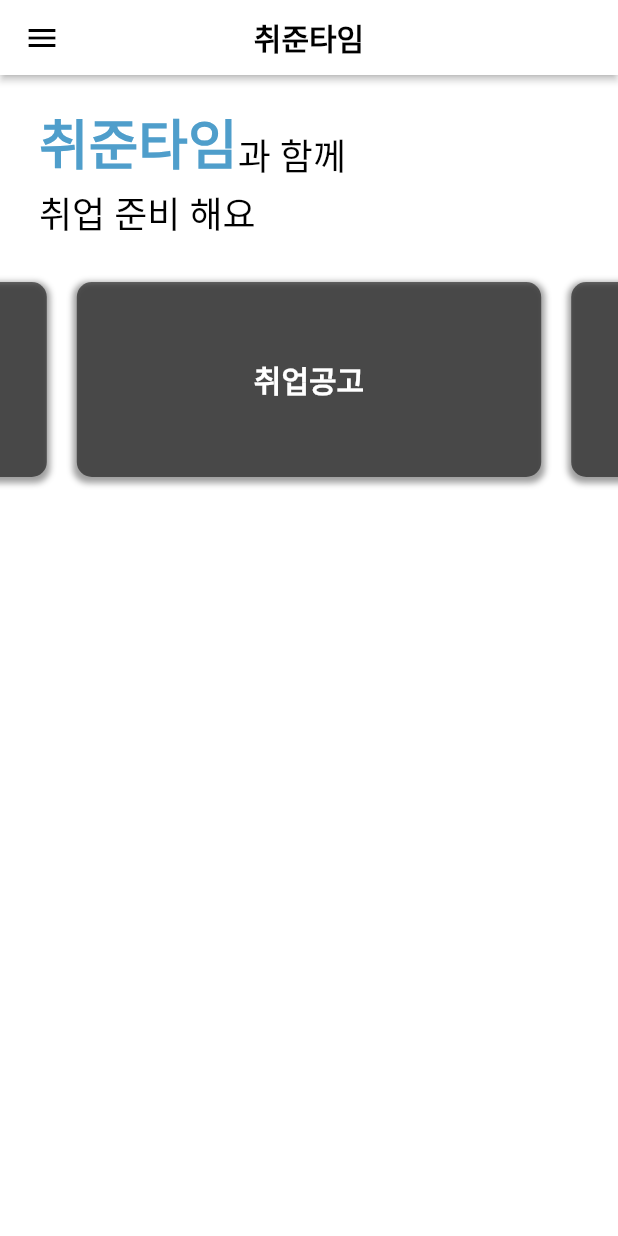
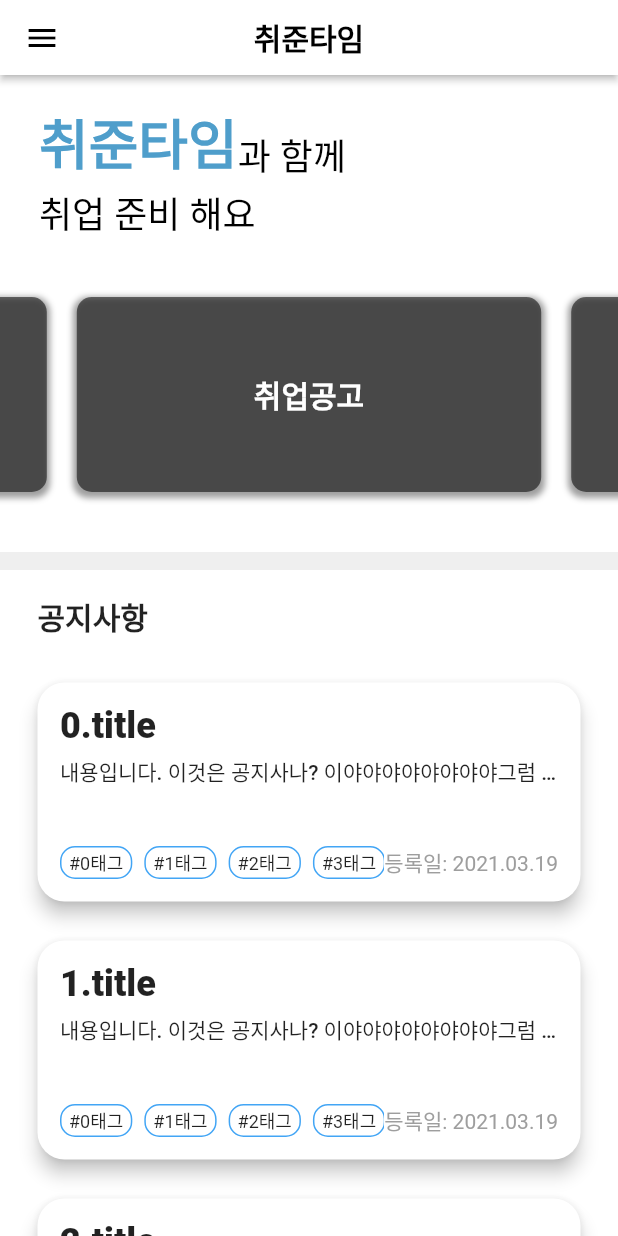
Before and after one commit to ansuvin/StudyingFlutter, a Flutter app: the screen it shows after launch, on a phone screen of 412 x 824 dp. Run offline on Flutter 3.47's test engine with Material 2 defaults, Android fonts, the phone set to English and light mode, and no system bars; drawn by our look-alikes of carousel_slider; our stand-ins replace fluttertoast, geolocator, google_maps_flutter.

Commit message:
[ADD] Notice List

```diff
--- a/Pra09/flutter_app/lib/main.dart
+++ b/Pra09/flutter_app/lib/main.dart
@@ -39,6 +39,20 @@ class _MyHomePageState extends State<MyHomePage> {
     SliderCard(title: "호잇", image: "images/loco.jpg", route: "/"),
   ];
 
+  List<Notification> notiList = [];
+
+  initNotiList() {
+    for(int i=0;i<10;i++) {
+      notiList.add(Notification("${i}.title", "내용입니다", "2021.03.19", List.generate(6, (index) => "${index}태그")));
+    }
+  }
+
+  @override
+  void initState() {
+    super.initState();
+    initNotiList();
+  }
+
   @override
   Widget build(BuildContext context) {
     return Scaffold(
@@ -47,6 +61,7 @@ class _MyHomePageState extends State<MyHomePage> {
       body: Container(
         color: Colors.white,
         child: Column(
+          crossAxisAlignment: CrossAxisAlignment.start,
           children: [
             Padding(
               padding: const EdgeInsets.fromLTRB(26, 18, 26, 18),
@@ -72,7 +87,9 @@ class _MyHomePageState extends State<MyHomePage> {
                       )
                     ],
                   ),
-                  SizedBox(height: 3,),
+                  SizedBox(
+                    height: 3,
+                  ),
                   Text(
                     "취업 준비 해요",
                     style: TextStyle(
@@ -84,22 +101,120 @@ class _MyHomePageState extends State<MyHomePage> {
               ),
             ),
             makeSlider(sliderList),
+            Container(
+              height: 12,
+              color: Color(0xffEFEFEF),
+            ),
+            Padding(
+              padding: EdgeInsets.fromLTRB(25, 16, 25, 16),
+              child: Text(
+                "공지사항",
+                style: TextStyle(fontSize: 20, fontWeight: FontWeight.w600),
+              ),
+            ),
+            Expanded(
+              child: ListView.builder(
+                itemCount: notiList.length,
+                itemBuilder: (context, index) {
+                  return buildItemCompany(context, index);
+                },
+                scrollDirection: Axis.vertical,
+                shrinkWrap: true,),
+            )
           ],
         ),
+      ),
+    );
+  }
+
+  Widget buildItemCompany(BuildContext context, int index) {
+    return Card(
+      shape: RoundedRectangleBorder(borderRadius: BorderRadius.circular(18)),
+      elevation: 5,
+      margin: EdgeInsets.fromLTRB(25, 13, 25, 13),
+      child: Padding(
+        padding: EdgeInsets.all(15),
+        child: Column(
+          crossAxisAlignment: CrossAxisAlignment.start,
+          children: [
+            Row(
+              children: [
+                Expanded(
+                  child: Text(
+                    "${notiList[index].title}",
+                    style: TextStyle(
+                        fontSize: 24, fontWeight: FontWeight.w900),
+                  ),
+                ),
+              ],
+            ),
+            Padding(
+              padding: const EdgeInsets.only(top: 6, bottom: 6),
+              child: Container(
+                width: 331,
+                height: 54,
+                child: Text(
+                  "${notiList[index].content}. 이것은 공지사나? 이야야야야야야야야그럼 안되는디dksl",
+                  style: TextStyle(fontSize: 14, fontWeight: FontWeight.w500,),
+                overflow: TextOverflow.ellipsis,
+                ),
+              ),
+            ),
+            Row(
+              children: [
+                Expanded(
+                  child: SizedBox(
+                      height: 22,
+                      child: ListView.builder(
+                          scrollDirection: Axis.horizontal,
+                          shrinkWrap: true,
+                          itemCount: 5,
+                          itemBuilder: (context, index) {
+                            return buildItemTag(index);
+                          })),
+                ),
+                Text(
+                  "등록일: ${notiList[index].date}",
+                  style: TextStyle(
+                      fontSize: 14,
+                      color: Colors.grey,
+                      fontWeight: FontWeight.w400),
+                )
+              ],
+            )
+          ],
+        ),
+      ),
+    );
+  }
+
+  Widget buildItemTag(int index) {
+    return Container(
+      padding: EdgeInsets.fromLTRB(5, 1, 5, 1),
+      margin: EdgeInsets.only(right: 8),
+      decoration: BoxDecoration(
+          borderRadius: BorderRadius.circular(10),
+          border: Border.all(
+            color: Colors.blue[400],
+          )),
+      child: Text(
+        "#${notiList[index].tag[index]}",
+        style: TextStyle(fontSize: 12, fontWeight: FontWeight.w400),
       ),
     );
   }
 }
 
 Widget makeSlider(List<SliderCard> list) {
-  return CarouselSlider(
+  return Padding(
+    padding: const EdgeInsets.only(top: 10, bottom: 30),
+    child: CarouselSlider(
         items: list.map((card) {
           return Builder(builder: (BuildContext context) {
             return Container(
               width: 357,
-            height: 210,
-            margin: EdgeInsets.only(
-                left: 10, right:10, top: 10, bottom: 10),
+              height: 250,
+              margin: EdgeInsets.only(left: 10, right: 10, top: 10, bottom: 10),
               decoration: BoxDecoration(
                   color: Colors.black54,
                   borderRadius: BorderRadius.all(Radius.circular(10)),
@@ -114,7 +229,9 @@ Widget makeSlider(List<SliderCard> list) {
                   child: Text(
                 card.title,
                 style: TextStyle(
-                      fontSize: 20, fontWeight: FontWeight.w800, color: Colors.white),
+                    fontSize: 20,
+                    fontWeight: FontWeight.w800,
+                    color: Colors.white),
               )),
             );
           });
@@ -124,7 +241,8 @@ Widget makeSlider(List<SliderCard> list) {
           autoPlayInterval: Duration(seconds: 3),
           autoPlay: true,
           height: 150,
-      ));
+        )),
+  );
 }
 
 class SliderCard {
@@ -135,3 +253,12 @@ class SliderCard {
   SliderCard(
       {@required this.title, @required this.image, @required this.route});
 }
+
+class Notification{
+  String title;
+  String content;
+  String date;
+  List<String> tag;
+
+  Notification(this.title, this.content, this.date, this.tag);
+}
```
Lines whose indentation alone changed are shown as unchanged.
